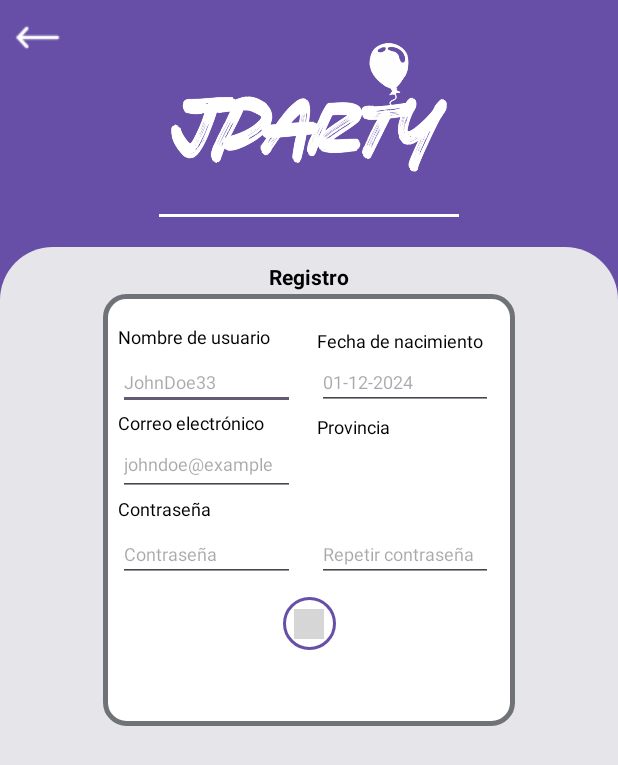
After one commit to SantiFdezz/JustPartyApp, an Android app: the layout activity_register.xml on its own in the app's theme, with its tools: preview values and no code run, on a phone screen of 412 x 824 dp. The commit adds this screen. Shown: the top 765 px of the screen. Run offline under Robolectric (Android 15) with nearby library versions, the phone set to English and light mode, and no system bars; grey boxes are pictures that could not be loaded.

Commit message:
#23 XML Completado

```diff
--- /dev/null
+++ b/jparty-app/app/src/main/res/layout/activity_register.xml
@@ -0,0 +1,225 @@
+<?xml version="1.0" encoding="utf-8"?>
+<androidx.constraintlayout.widget.ConstraintLayout
+    xmlns:android="http://schemas.android.com/apk/res/android"
+    xmlns:app="http://schemas.android.com/apk/res-auto"
+    android:layout_width="match_parent"
+    android:layout_height="match_parent"
+    android:background="@color/purple">
+    <ImageView
+        android:id="@+id/back_arrow"
+        android:layout_width="wrap_content"
+        android:layout_height="wrap_content"
+        android:src="@drawable/left_arrow_white"
+        android:layout_marginStart="10dp"
+        android:layout_marginTop="10dp"
+        app:layout_constraintStart_toStartOf="parent"
+        app:layout_constraintTop_toTopOf="parent" />
+    <ImageView
+        android:id="@+id/logo"
+        android:layout_width="200dp"
+        android:layout_height="90dp"
+        android:src="@drawable/logojparty_white"
+        app:layout_constraintEnd_toEndOf="parent"
+        app:layout_constraintStart_toStartOf="parent"
+        app:layout_constraintTop_toTopOf="parent"
+        app:layout_constraintBottom_toTopOf="@+id/separator"/>
+    <View
+        android:id="@+id/separator"
+        android:layout_width="0dp"
+        android:layout_height="2dp"
+        android:background="@color/white"
+        android:layout_marginBottom="20dp"
+        app:layout_constraintEnd_toEndOf="@+id/logo"
+        app:layout_constraintStart_toStartOf="@+id/logo"
+        app:layout_constraintBottom_toTopOf="@+id/white_screen"/>
+    <View
+        android:id="@+id/white_screen"
+        android:layout_width="0dp"
+        android:layout_height="0dp"
+        app:layout_constraintHeight_percent="0.8"
+        app:layout_constraintWidth_percent="1"
+        android:background="@drawable/top_rounded_border"
+        app:layout_constraintEnd_toEndOf="parent"
+        app:layout_constraintStart_toStartOf="parent"
+        app:layout_constraintBottom_toBottomOf="parent"/>
+
+    <androidx.constraintlayout.widget.ConstraintLayout
+        android:id="@+id/login_form"
+        android:layout_width="0dp"
+        android:layout_height="0dp"
+        app:layout_constraintTop_toTopOf="@+id/white_screen"
+        app:layout_constraintBottom_toBottomOf="@+id/white_screen"
+        app:layout_constraintStart_toStartOf="@+id/white_screen"
+        app:layout_constraintEnd_toEndOf="@+id/white_screen"
+        android:padding="10dp">
+        <TextView
+            android:id="@+id/access_text"
+            android:layout_width="wrap_content"
+            android:layout_height="wrap_content"
+            android:text="@string/registerlabel"
+            android:textStyle="bold"
+            android:textColor="@color/black"
+            app:layout_constraintEnd_toEndOf="parent"
+            app:layout_constraintStart_toStartOf="parent"
+            app:layout_constraintTop_toTopOf="parent"/>
+
+        <View
+            android:id="@+id/white_rectangle"
+            android:layout_width="0dp"
+            android:layout_height="0dp"
+            android:layout_marginTop="2dp"
+            app:layout_constraintHeight_percent="0.45"
+            app:layout_constraintWidth_percent="0.7"
+            android:background="@drawable/rounded_border"
+            app:layout_constraintEnd_toEndOf="parent"
+            app:layout_constraintStart_toStartOf="parent"
+            app:layout_constraintTop_toBottomOf="@id/access_text"/>
+
+        <TextView
+            android:id="@+id/username"
+            android:layout_width="wrap_content"
+            android:layout_height="wrap_content"
+            android:text="@string/username"
+            android:textColor="@color/black"
+            android:textSize="12sp"
+            android:layout_marginTop="20dp"
+            app:layout_constraintStart_toStartOf="@id/userinput"
+            app:layout_constraintTop_toTopOf="@+id/white_rectangle"
+            app:layout_constraintBottom_toTopOf="@id/userinput"/>
+        <EditText
+            android:id="@+id/userinput"
+            android:layout_width="0dp"
+            android:layout_height="35dp"
+            android:layout_marginTop="5dp"
+            android:textSize="12sp"
+            android:hint="@string/usernamehint"
+            android:layout_marginStart="10dp"
+            app:layout_constraintWidth_percent="0.3"
+            app:layout_constraintStart_toStartOf="@id/white_rectangle"
+            app:layout_constraintTop_toBottomOf="@id/username"/>
+        <TextView
+            android:id="@+id/birthdate"
+            android:layout_width="wrap_content"
+            android:layout_height="wrap_content"
+            android:text="@string/birthdate"
+            android:textColor="@color/black"
+            android:textSize="12sp"
+            android:layout_marginTop="20dp"
+            app:layout_constraintStart_toStartOf="@id/birthdateinput"
+            app:layout_constraintTop_toTopOf="@+id/white_rectangle"
+            app:layout_constraintBottom_toTopOf="@id/birthdateinput"/>
+
+        <EditText
+            android:id="@+id/birthdateinput"
+            android:layout_width="0dp"
+            android:layout_height="35dp"
+            android:layout_marginTop="5dp"
+            android:textSize="12sp"
+            android:hint="@string/birthdatehint"
+            app:layout_constraintWidth_percent="0.3"
+            app:layout_constraintStart_toEndOf="@id/userinput"
+            app:layout_constraintEnd_toEndOf="@id/white_rectangle"
+            app:layout_constraintTop_toBottomOf="@id/username"/>
+
+        <TextView
+            android:id="@+id/emaillabel"
+            android:layout_width="wrap_content"
+            android:layout_height="wrap_content"
+            android:textSize="12sp"
+            android:text="@string/email"
+            android:textColor="@color/black"
+            app:layout_constraintTop_toBottomOf="@+id/userinput"
+            app:layout_constraintStart_toStartOf="@id/userinput"
+            app:layout_constraintBottom_toTopOf="@id/emailinput"
+            />
+        <EditText
+            android:id="@+id/emailinput"
+            android:layout_width="0dp"
+            android:layout_height="35dp"
+            android:layout_marginTop="5dp"
+            android:hint="@string/emailhint"
+            android:textSize="12sp"
+            app:layout_constraintWidth_percent="0.3"
+            app:layout_constraintStart_toStartOf="@id/emaillabel"
+            app:layout_constraintTop_toBottomOf="@id/emaillabel" />
+
+        <TextView
+            android:id="@+id/provincelabel"
+            android:layout_width="wrap_content"
+            android:layout_height="wrap_content"
+            android:textSize="12sp"
+            android:text="@string/province"
+            android:textColor="@color/black"
+            app:layout_constraintTop_toBottomOf="@+id/birthdateinput"
+            app:layout_constraintStart_toStartOf="@id/birthdateinput"
+            app:layout_constraintBottom_toTopOf="@id/emailinput"
+            />
+        <Spinner
+            android:id="@+id/provincespinner"
+            android:layout_width="wrap_content"
+            android:layout_height="wrap_content"
+            android:layout_marginTop="5dp"
+
+            android:spinnerMode="dialog"
+            android:prompt="@string/provinceprompt"
+            app:layout_constraintTop_toBottomOf="@id/provincelabel"
+            app:layout_constraintStart_toEndOf="@id/emailinput"
+            app:layout_constraintEnd_toEndOf="@id/white_rectangle"
+            />
+        <TextView
+            android:id="@+id/passwordlabel"
+            android:layout_width="wrap_content"
+            android:layout_height="wrap_content"
+            android:textSize="12sp"
+            android:text="@string/passwordhint"
+            android:textColor="@color/black"
+            app:layout_constraintTop_toBottomOf="@+id/emailinput"
+            app:layout_constraintStart_toStartOf="@id/passwordinput"
+            app:layout_constraintBottom_toTopOf="@id/passwordinput"
+            />
+        <EditText
+            android:id="@+id/passwordinput"
+            android:layout_width="0dp"
+            android:layout_height="35dp"
+            android:layout_marginTop="5dp"
+            android:hint="@string/passwordhint"
+            android:textSize="12sp"
+            app:layout_constraintWidth_percent="0.3"
+            app:layout_constraintStart_toStartOf="@id/emaillabel"
+            app:layout_constraintTop_toBottomOf="@id/passwordlabel"
+            android:inputType="textPassword"/>
+        <EditText
+            android:id="@+id/passwordrepeatedinput"
+            android:layout_width="0dp"
+            android:layout_height="35dp"
+            android:layout_marginTop="5dp"
+            android:hint="Repetir contraseña"
+            android:textSize="12sp"
+            app:layout_constraintWidth_percent="0.3"
+            app:layout_constraintStart_toStartOf="@id/birthdateinput"
+            app:layout_constraintTop_toBottomOf="@id/passwordlabel"
+            android:inputType="textPassword"/>
+
+        <ImageButton
+            android:id="@+id/circle_button"
+            android:layout_width="35dp"
+            android:layout_height="35dp"
+            android:layout_marginTop="10dp"
+            android:background="@drawable/circle_button"
+            app:layout_constraintEnd_toEndOf="@id/white_rectangle"
+            app:layout_constraintStart_toStartOf="@id/white_rectangle"
+            app:layout_constraintTop_toBottomOf="@id/passwordrepeatedinput" />
+        <ImageView
+            android:id="@+id/enter_icon"
+            android:layout_width="20dp"
+            android:layout_height="20dp"
+            android:src="@drawable/enter_icon"
+            app:layout_constraintEnd_toEndOf="@id/circle_button"
+            app:layout_constraintStart_toStartOf="@id/circle_button"
+            app:layout_constraintTop_toTopOf="@id/circle_button"
+            app:layout_constraintBottom_toBottomOf= "@id/circle_button" />
+
+
+
+    </androidx.constraintlayout.widget.ConstraintLayout>
+</androidx.constraintlayout.widget.ConstraintLayout>
--- a/jparty-app/app/src/main/res/values/strings.xml
+++ b/jparty-app/app/src/main/res/values/strings.xml
@@ -6,4 +6,12 @@
     <string name="passwordhint">Contraseña</string>
     <string name="emailhint">johndoe@example.com</string>
     <string name="loginusertext">Correo electrónico o Usuario</string>
+    <string name="registerlabel">Registro</string>
+    <string name="username">Nombre de usuario</string>
+    <string name="birthdate">Fecha de nacimiento</string>
+    <string name="email">Correo electrónico</string>
+    <string name="usernamehint">JohnDoe33</string>
+    <string name="birthdatehint">01-12-2024</string>
+    <string name="province">Provincia</string>
+    <string name="provinceprompt">Seleccione una provincia</string>
 </resources>
```
Also changed, not shown: jparty-app/app/src/main/res/drawable/left_arrow.png (added), jparty-app/app/src/main/res/drawable/left_arrow_white.png (added).
